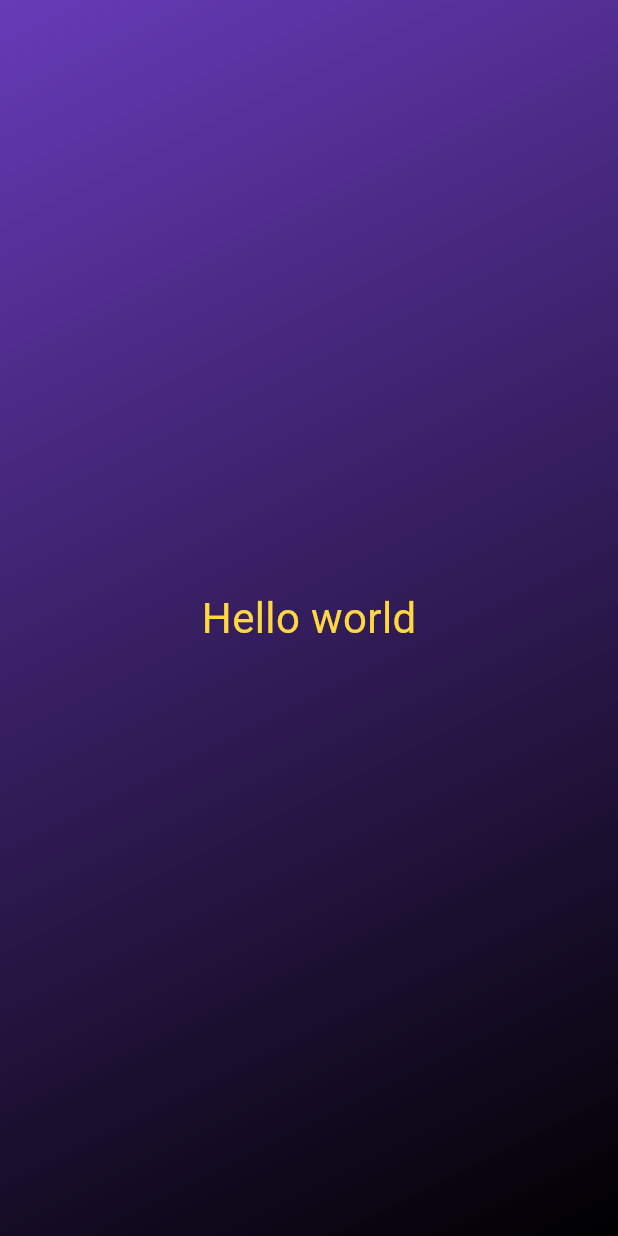
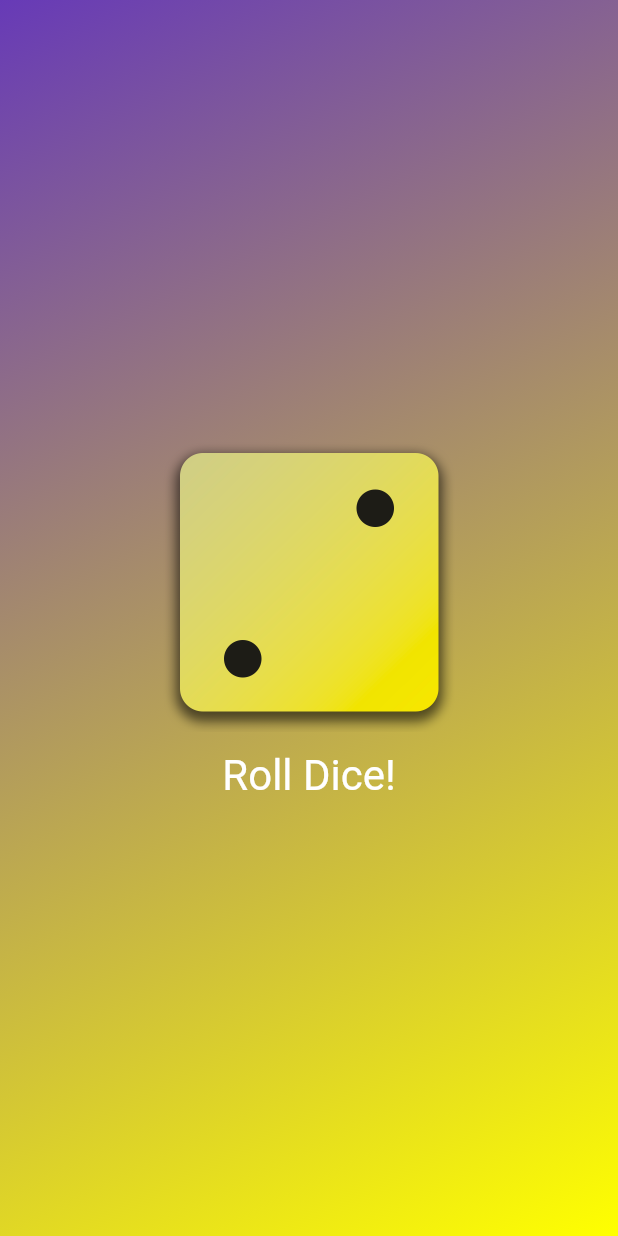
Before and after one commit to atakhi/flutter, a Flutter app: the screen it shows after launch, on a phone screen of 412 x 824 dp. Run offline on Flutter 3.47's test engine with Material 3 defaults, Android fonts, the phone set to English and light mode, and no system bars; our stand-ins replace firebase_auth, firebase_core; accounts and stored records are empty.

Commit message:
dice random image

```diff
--- /dev/null
+++ b/another_app/lib/dice_roller.dart
@@ -0,0 +1,49 @@
+import 'package:flutter/material.dart';
+import 'dart:math';
+
+final ran = Random();
+
+class DiceRoller extends StatefulWidget {
+  const DiceRoller({super.key});
+
+  @override
+  State<DiceRoller> createState() => _DiceRollerState();
+}
+
+class _DiceRollerState extends State<DiceRoller> {
+  var activeDiceImg = 'assets/images/dice-3.png';
+  var currentNum = 2;
+  void onPressed() {
+    setState(() {
+      currentNum = ran.nextInt(6) + 1;
+      print('found');
+    });
+  }
+
+  @override
+  Widget build(BuildContext context) {
+    return Column(
+      mainAxisSize: MainAxisSize.min,
+      children: [
+        Image.asset(
+          'assets/images/dice-$currentNum.png',
+          width: 200,
+        ),
+        TextButton(
+          onPressed: onPressed,
+          style: TextButton.styleFrom(
+              padding: const EdgeInsets.only(
+                top: 10,
+              ),
+              foregroundColor: Colors.white,
+              textStyle: const TextStyle(
+                fontSize: 28,
+              )),
+          child: const Text(
+            'Roll Dice!',
+          ),
+        )
+      ],
+    );
+  }
+}
--- a/another_app/lib/gradient_container.dart
+++ b/another_app/lib/gradient_container.dart
@@ -1,29 +1,26 @@
+import 'package:another_app/dice_roller.dart';
+import 'package:another_app/styled_text.dart';
 import 'package:flutter/material.dart';
 
+const leftAlignment = Alignment.topLeft;
+const rightAlignment = Alignment.bottomRight;
+
 class GradientContainer extends StatelessWidget {
-  const GradientContainer({super.key});
+  const GradientContainer({super.key, required this.colorsArr});
+  final List<Color> colorsArr;
 
   @override
   Widget build(BuildContext context) {
     return Container(
-      decoration: const BoxDecoration(
+      decoration: BoxDecoration(
         gradient: LinearGradient(
-          colors: [
-            Colors.deepPurple,
-            Colors.black,
-          ],
-          begin: Alignment.topLeft,
-          end: Alignment.bottomRight,
+          colors: colorsArr,
+          begin: leftAlignment,
+          end: rightAlignment,
         ),
       ),
-      child: const Center(
-        child: Text(
-          'Hello world',
-          style: TextStyle(
-            color: Colors.amberAccent,
-            fontSize: 28,
-          ),
-        ),
+      child: Center(
+        child: DiceRoller(),
       ),
     );
   }
--- a/another_app/lib/main.dart
+++ b/another_app/lib/main.dart
@@ -1,11 +1,18 @@
 import 'package:another_app/gradient_container.dart';
 import 'package:flutter/material.dart';
 
+const colorsArr = [
+  Colors.deepPurple,
+  Colors.yellowAccent,
+];
+
 void main() {
   runApp(
-    const MaterialApp(
+    MaterialApp(
       home: Scaffold(
-        body: GradientContainer(),
+        body: GradientContainer(
+          colorsArr: colorsArr,
+        ),
       ),
     ),
   );
--- /dev/null
+++ b/another_app/lib/styled_text.dart
@@ -0,0 +1,18 @@
+import 'package:flutter/material.dart';
+
+class StyledText extends StatelessWidget {
+  const StyledText(this.text, {super.key});
+
+  final String text;
+
+  @override
+  Widget build(BuildContext context) {
+    return Text(
+      text,
+      style: const TextStyle(
+        color: Colors.amberAccent,
+        fontSize: 28,
+      ),
+    );
+  }
+}
```
Also changed, not shown: another_app/pubspec.yaml (+8 -4 lines), another_app/assets/images/dice-1.png (added), another_app/assets/images/dice-2.png (added), another_app/assets/images/dice-3.png (added), another_app/assets/images/dice-4.png (added), another_app/assets/images/dice-5.png (added), another_app/assets/images/dice-6.png (added), another_app/pubspec.lock, 1 other file.
